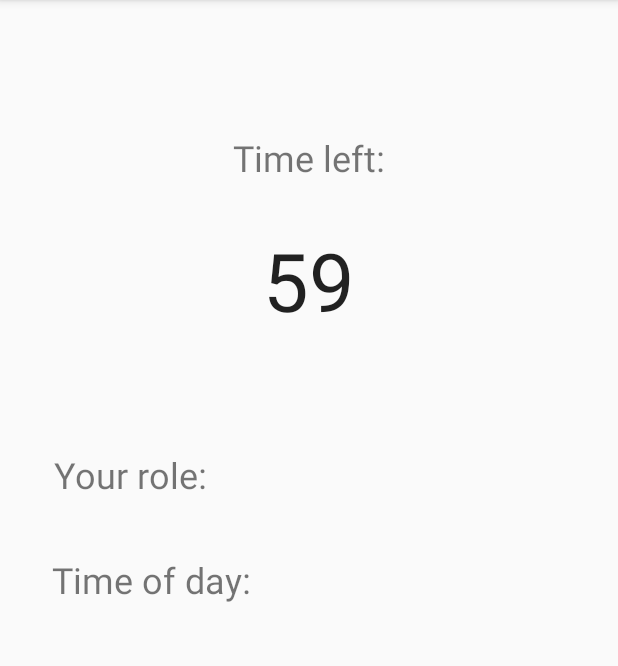
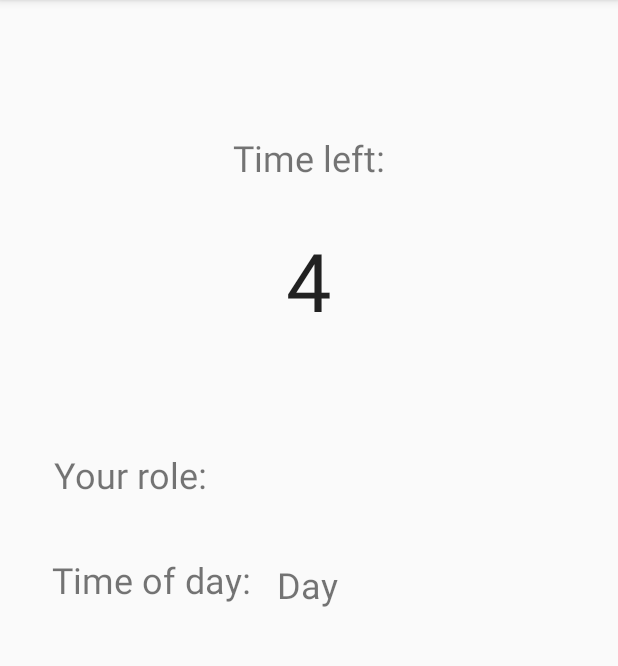
Before and after one commit to BMartynas/mafiaRoleGame, an Android app: the CurrentGameScreen screen opened directly, with no data from a screen before it, on a phone screen of 412 x 824 dp, the part 84-750 px from its top. Run offline under Robolectric (Android 15) with nearby library versions, the phone set to English and light mode, and no system bars.

Commit message:
added day night cycle

```diff
--- a/app/src/main/java/com/example/mafiarolegame/activities/CurrentGameScreen.java
+++ b/app/src/main/java/com/example/mafiarolegame/activities/CurrentGameScreen.java
@@ -13,7 +13,10 @@ import java.util.concurrent.TimeUnit;
 
 public class CurrentGameScreen extends AppCompatActivity {
     private TextView timeLeftText;
-    private int timeLeft = 60;
+    private TextView timeOfDayText;
+    private int timeLeft = 5;       // test, change later
+    private boolean isDay;
+    final ScheduledExecutorService executorService = Executors.newSingleThreadScheduledExecutor();
 
     @Override
     protected void onCreate(Bundle savedInstanceState) {
@@ -21,12 +24,13 @@ public class CurrentGameScreen extends AppCompatActivity {
         setContentView(R.layout.activity_current_game_screen);
 
         timeLeftText = findViewById(R.id.timeLeftText);
+        timeOfDayText = findViewById(R.id.timeOfDayText);
+        setTimeOfDay(true);
         startCountdown();
     }
 
     public void startCountdown()
     {
-        final ScheduledExecutorService executorService = Executors.newSingleThreadScheduledExecutor();
         executorService.scheduleAtFixedRate(new Runnable() {
             @Override
             public void run() {
@@ -41,7 +45,21 @@ public class CurrentGameScreen extends AppCompatActivity {
         timeLeftText.setText(Integer.toString(timeLeft));
         if (timeLeft == 0)
         {
-            // do sth useful
+            setTimeOfDay(!isDay);
+            timeLeft = 6;       // test, change later
+        }
+    }
+
+    public void setTimeOfDay(boolean isDay)
+    {
+        this.isDay = isDay;
+        if (isDay)
+        {
+            timeOfDayText.setText("Day");
+        }
+        else
+        {
+            timeOfDayText.setText("Night");
         }
     }
 }
--- a/app/src/main/res/layout/activity_current_game_screen.xml
+++ b/app/src/main/res/layout/activity_current_game_screen.xml
@@ -61,31 +61,31 @@
 
     <TextView
         android:id="@+id/yourRoleText"
-        android:layout_width="wrap_content"
-        android:layout_height="wrap_content"
+        android:layout_width="114dp"
+        android:layout_height="38dp"
         android:layout_marginStart="18dp"
         android:layout_marginLeft="18dp"
         android:layout_marginTop="68dp"
         android:textSize="24sp"
         app:layout_constraintBottom_toBottomOf="parent"
         app:layout_constraintEnd_toEndOf="parent"
-        app:layout_constraintHorizontal_bias="0.07"
+        app:layout_constraintHorizontal_bias="0.0"
         app:layout_constraintStart_toEndOf="@+id/textView13"
         app:layout_constraintTop_toBottomOf="@+id/timeLeftText"
         app:layout_constraintVertical_bias="0.0" />
 
     <TextView
         android:id="@+id/timeOfDayText"
-        android:layout_width="wrap_content"
-        android:layout_height="wrap_content"
+        android:layout_width="149dp"
+        android:layout_height="39dp"
         android:layout_marginStart="15dp"
         android:layout_marginLeft="15dp"
         android:textSize="24sp"
         app:layout_constraintBottom_toBottomOf="parent"
         app:layout_constraintEnd_toEndOf="parent"
-        app:layout_constraintHorizontal_bias="0.104"
+        app:layout_constraintHorizontal_bias="0.024"
         app:layout_constraintStart_toEndOf="@+id/textView14"
         app:layout_constraintTop_toBottomOf="@+id/timeLeftText"
-        app:layout_constraintVertical_bias="0.292" />
+        app:layout_constraintVertical_bias="0.281" />
 
 </androidx.constraintlayout.widget.ConstraintLayout>
```
